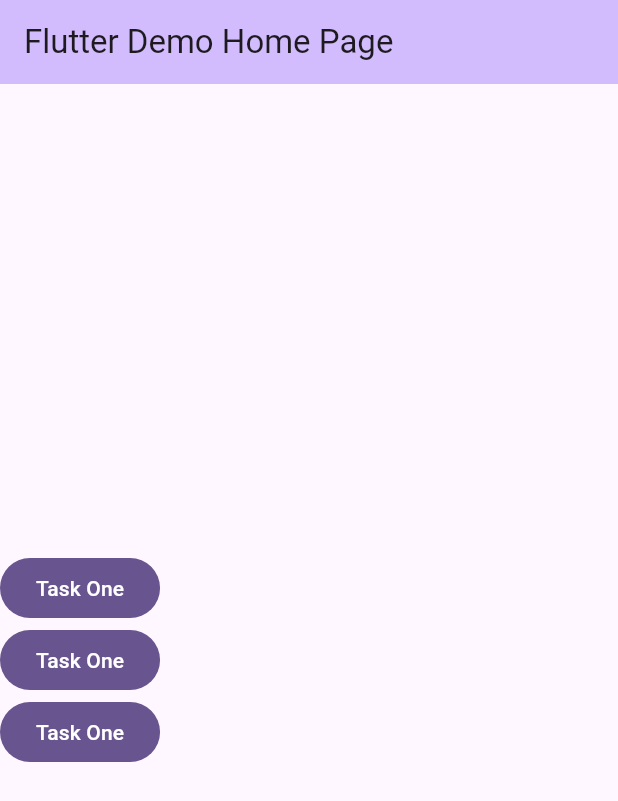
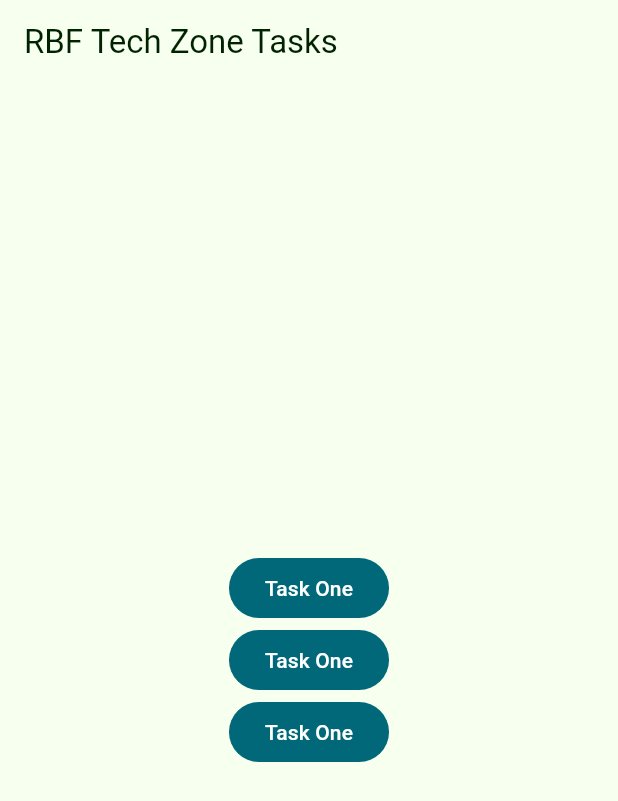
Before and after one commit to srksifat-dev/rbf_task, a Flutter app: the screen it shows after launch, on a phone screen of 412 x 824 dp. Shown: the top 801 px of the screen. Run offline on Flutter 3.47's test engine with Material 3 defaults, Android fonts, the light colour scheme and no system bars; drawn by our look-alikes of dynamic_color.

Commit message:
- Task One is completed! - App theming is done

```diff
--- a/lib/main.dart
+++ b/lib/main.dart
@@ -1,4 +1,8 @@
+import 'package:dynamic_color/dynamic_color.dart';
 import 'package:flutter/material.dart';
+import 'package:rbf_task/features/task_one/screens/auth_screen.dart';
+
+import 'theme/app_colors.dart';
 
 void main() {
   runApp(const MyApp());
@@ -9,47 +13,42 @@
 
   @override
   Widget build(BuildContext context) {
-    return MaterialApp(
-      theme: ThemeData(
-        colorScheme: ColorScheme.fromSeed(seedColor: Colors.deepPurple),
-        useMaterial3: true,
-      ),
-      home: const MyHomePage(title: 'Flutter Demo Home Page'),
-    );
+    return DynamicColorBuilder(builder: (lightDynamic, darkDynamic) {
+      return MaterialApp(
+        theme: ThemeData(
+          useMaterial3: true,
+          colorScheme: lightDynamic ?? lightColorScheme,
+        ),
+        darkTheme: ThemeData(
+          useMaterial3: true,
+          colorScheme: darkDynamic ?? darkColorScheme,
+        ),
+        home: const MyHomePage(),
+      );
+    });
   }
 }
 
-class MyHomePage extends StatefulWidget {
-  const MyHomePage({super.key, required this.title});
-
-  final String title;
-
-  @override
-  State<MyHomePage> createState() => _MyHomePageState();
-}
-
-class _MyHomePageState extends State<MyHomePage> {
-  int _counter = 0;
-
-  void _incrementCounter() {
-    setState(() {
-      _counter++;
-    });
-  }
+class MyHomePage extends StatelessWidget {
+  const MyHomePage({super.key});
 
   @override
   Widget build(BuildContext context) {
     return Scaffold(
+        resizeToAvoidBottomInset: false,
         appBar: AppBar(
-          backgroundColor: Theme.of(context).colorScheme.inversePrimary,
-          title: Text(widget.title),
+          title: const Text("RBF Tech Zone Tasks"),
         ),
-        body: Expanded(
+        body: Center(
           child: Column(
             mainAxisAlignment: MainAxisAlignment.center,
-            crossAxisAlignment: CrossAxisAlignment.center,
             children: [
-              FilledButton(onPressed: () {}, child: const Text("Task One")),
+              FilledButton(
+                  onPressed: () {
+                    Navigator.of(context).push(MaterialPageRoute(
+                        builder: (context) => const AuthScreen()));
+                  },
+                  child: const Text("Task One")),
               FilledButton(onPressed: () {}, child: const Text("Task One")),
               FilledButton(onPressed: () {}, child: const Text("Task One")),
             ],
--- /dev/null
+++ b/lib/theme/app_colors.dart
@@ -0,0 +1,69 @@
+import 'package:flutter/material.dart';
+
+const lightColorScheme = ColorScheme(
+  brightness: Brightness.light,
+  primary: Color(0xFF006879),
+  onPrimary: Color(0xFFFFFFFF),
+  primaryContainer: Color(0xFFA9EDFF),
+  onPrimaryContainer: Color(0xFF001F26),
+  secondary: Color(0xFF006971),
+  onSecondary: Color(0xFFFFFFFF),
+  secondaryContainer: Color(0xFF84F3FF),
+  onSecondaryContainer: Color(0xFF002023),
+  tertiary: Color(0xFF006A69),
+  onTertiary: Color(0xFFFFFFFF),
+  tertiaryContainer: Color(0xFF6FF7F5),
+  onTertiaryContainer: Color(0xFF00201F),
+  error: Color(0xFFBA1A1A),
+  errorContainer: Color(0xFFFFDAD6),
+  onError: Color(0xFFFFFFFF),
+  onErrorContainer: Color(0xFF410002),
+  background: Color(0xFFF7FFEE),
+  onBackground: Color(0xFF002200),
+  surface: Color(0xFFF7FFEE),
+  onSurface: Color(0xFF002200),
+  surfaceVariant: Color(0xFFDBE4E7),
+  onSurfaceVariant: Color(0xFF3F484B),
+  outline: Color(0xFF70797B),
+  onInverseSurface: Color(0xFFCAFFB9),
+  inverseSurface: Color(0xFF003A01),
+  inversePrimary: Color(0xFF48D7F5),
+  shadow: Color(0xFF000000),
+  surfaceTint: Color(0xFF006879),
+  outlineVariant: Color(0xFFBFC8CB),
+  scrim: Color(0xFF000000),
+);
+
+const darkColorScheme = ColorScheme(
+  brightness: Brightness.dark,
+  primary: Color(0xFF48D7F5),
+  onPrimary: Color(0xFF003640),
+  primaryContainer: Color(0xFF004E5C),
+  onPrimaryContainer: Color(0xFFA9EDFF),
+  secondary: Color(0xFF4DD9E6),
+  onSecondary: Color(0xFF00363B),
+  secondaryContainer: Color(0xFF004F55),
+  onSecondaryContainer: Color(0xFF84F3FF),
+  tertiary: Color(0xFF4DDAD8),
+  onTertiary: Color(0xFF003736),
+  tertiaryContainer: Color(0xFF00504F),
+  onTertiaryContainer: Color(0xFF6FF7F5),
+  error: Color(0xFFFFB4AB),
+  errorContainer: Color(0xFF93000A),
+  onError: Color(0xFF690005),
+  onErrorContainer: Color(0xFFFFDAD6),
+  background: Color(0xFF1e1e1e),
+  onBackground: Color(0xFF48D7F5),
+  surface: Color(0xFF1e1e1e),
+  onSurface: Color(0xFF48D7F5),
+  surfaceVariant: Color(0xFF3F484B),
+  onSurfaceVariant: Color(0xFFBFC8CB),
+  outline: Color(0xFF899295),
+  onInverseSurface: Color(0xFF002200),
+  inverseSurface: Color(0xFFB0F49E),
+  inversePrimary: Color(0xFF006879),
+  shadow: Color(0xFF000000),
+  surfaceTint: Color(0xFF48D7F5),
+  outlineVariant: Color(0xFF3F484B),
+  scrim: Color(0xFF000000),
+);
--- a/pubspec.yaml
+++ b/pubspec.yaml
@@ -35,6 +35,7 @@ dependencies:
   # The following adds the Cupertino Icons font to your application.
   # Use with the CupertinoIcons class for iOS style icons.
   cupertino_icons: ^1.0.6
+  dynamic_color: ^1.6.9
 
 dev_dependencies:
   flutter_test:
```
Also changed, not shown: lib/features/task_one/screens/auth_screen.dart (+91 -4 lines), lib/features/task_one/widgets/obsecuring_text_input_formatter.dart (added, +17 -0 lines), pubspec.lock, 5 other files.
